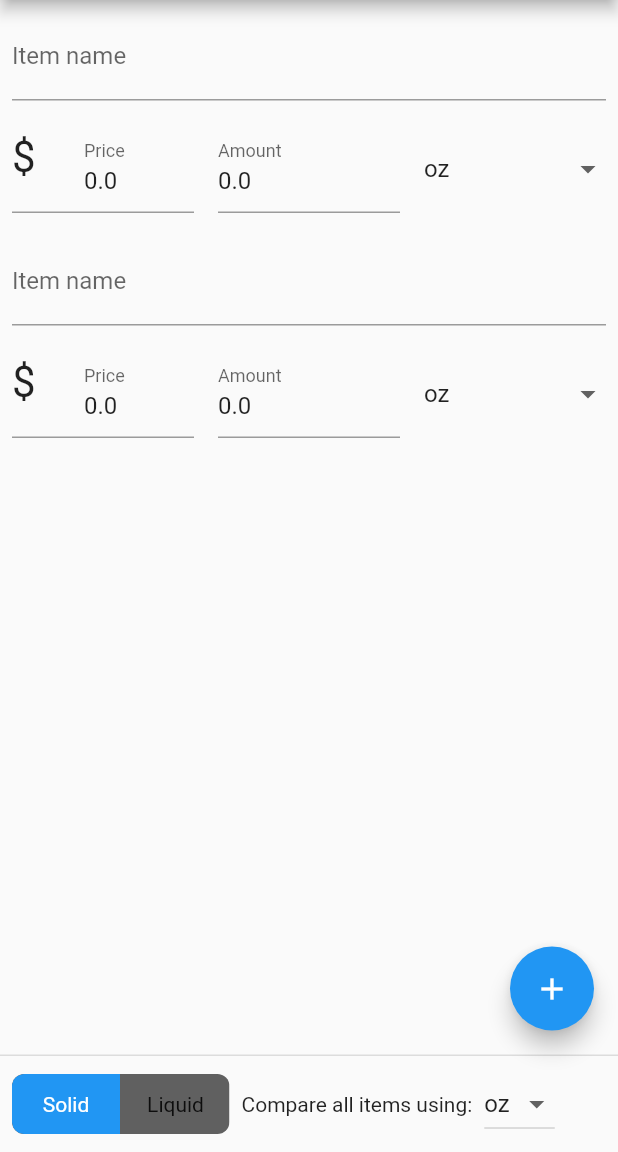
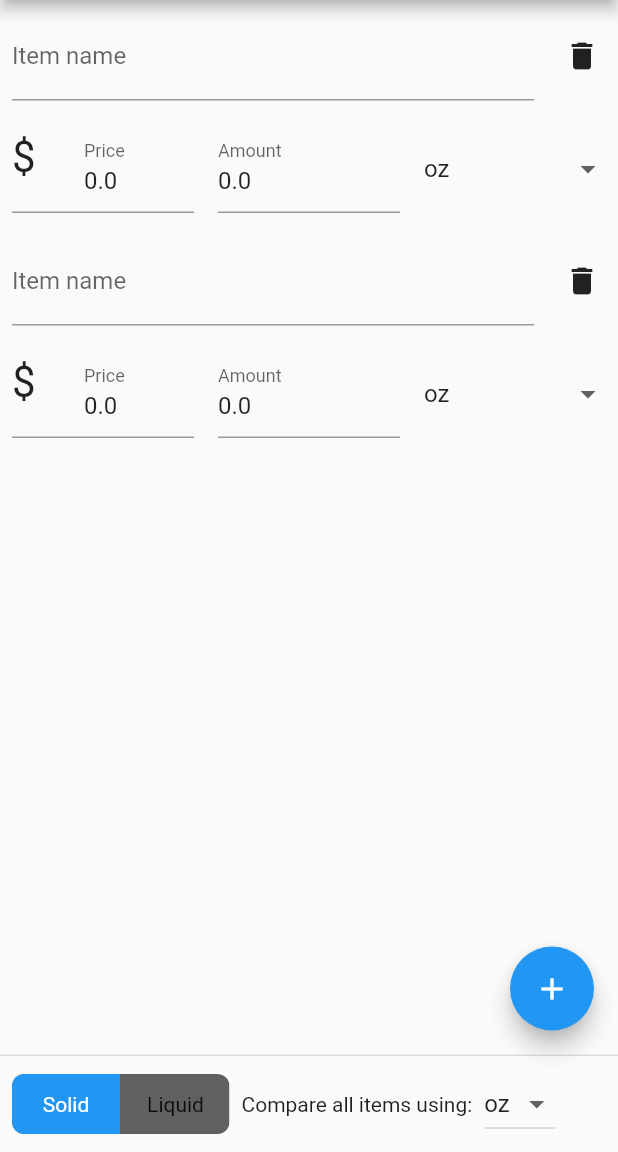
Before and after one commit to stephentigner/shopping_units, a Flutter app: the screen it shows after launch, on a phone screen of 412 x 824 dp, the part 84-1236 px from its top. Run offline on Flutter 3.47's test engine with Material 2 defaults, Android fonts, the phone set to English and light mode, and no system bars; drawn by our look-alikes of toggle_switch; missing offline and left inert: units_converter.

Commit message:
Added delete and undo functionality; renamed some classes from the initial names provided by "flutter create"

```diff
--- a/lib/main.dart
+++ b/lib/main.dart
@@ -1,3 +1,4 @@
+import 'dart:async';
 import 'dart:collection';
 
 import 'package:flutter/material.dart';
@@ -9,11 +10,11 @@ import 'package:shopping_units/widgets/comparison_item.dart';
 import 'package:toggle_switch/toggle_switch.dart';
 
 void main() {
-  runApp(const MyApp());
+  runApp(const ShoppingUnits());
 }
 
-class MyApp extends StatelessWidget {
-  const MyApp({super.key});
+class ShoppingUnits extends StatelessWidget {
+  const ShoppingUnits({super.key});
 
   // This widget is the root of your application.
   @override
@@ -32,13 +33,13 @@ class MyApp extends StatelessWidget {
         // is not restarted.
         primarySwatch: Colors.blue,
       ),
-      home: const MyHomePage(title: 'Price Comparison'),
+      home: const MainScreen(title: 'Price Comparison'),
     );
   }
 }
 
-class MyHomePage extends StatefulWidget {
-  const MyHomePage({super.key, required this.title});
+class MainScreen extends StatefulWidget {
+  const MainScreen({super.key, required this.title});
 
   // This widget is the home page of your application. It is stateful, meaning
   // that it has a State object (defined below) that contains fields that affect
@@ -52,10 +53,12 @@ class MyHomePage extends StatefulWidget {
   final String title;
 
   @override
-  State<MyHomePage> createState() => _MyHomePageState();
+  State<MainScreen> createState() => _MainScreenState();
 }
 
-class _MyHomePageState extends State<MyHomePage> {
+class _MainScreenState extends State<MainScreen> {
+  static const int _deletionNoticeTimeoutInSeconds = 30;
+
   final LinkedHashMap<UniqueKey, ItemDetails> _comparisonItems =
       LinkedHashMap<UniqueKey, ItemDetails>();
   bool _isFluidMeasure = false;
@@ -155,6 +158,38 @@ class _MyHomePageState extends State<MyHomePage> {
     });
   }
 
+  void _deleteItem(ItemDetails item) {
+    setState(() {
+      item.isDeleted = true;
+      if (_comparisonItems.values.where((item) => !item.isDeleted).length < 2) {
+        _addComparisonItem();
+      }
+      item.deletionNoticeTimeRemaining = _deletionNoticeTimeoutInSeconds;
+      //If there is an existing timer for this item, cancel it
+      item.deletionNoticeTimer?.cancel();
+      item.deletionNoticeTimer =
+          Timer.periodic(const Duration(seconds: 1), (timer) {
+        setState(() {
+          item.deletionNoticeTimeRemaining--;
+          if (item.deletionNoticeTimeRemaining <= 0) {
+            timer.cancel();
+            if (item.isDeleted) {
+              _comparisonItems.remove(item.key);
+            }
+          }
+        });
+      });
+    });
+  }
+
+  void _restoreItem(ItemDetails item) {
+    setState(() {
+      item.isDeleted = false;
+      item.deletionNoticeTimer?.cancel();
+      item.deletionNoticeTimeRemaining = 0;
+    });
+  }
+
   @override
   void initState() {
     _addComparisonItem();
@@ -176,6 +211,8 @@ class _MyHomePageState extends State<MyHomePage> {
                     details: e,
                     onChangedUnitDropdown: _changeUnitDropdown,
                     onBlurTextField: _changeTextField,
+                    onDeleteItem: _deleteItem,
+                    onRestoreItem: _restoreItem,
                   ))
               .toList(),
         ),
@@ -185,7 +222,7 @@ class _MyHomePageState extends State<MyHomePage> {
           children: [
             ToggleSwitch(
               totalSwitches: 2,
-              labels: ['Solid', 'Liquid'],
+              labels: const ['Solid', 'Liquid'],
               initialLabelIndex: _measureTypeIndex,
               onToggle: _toggleMeasureType,
             ),
--- a/lib/models/item_details.dart
+++ b/lib/models/item_details.dart
@@ -1,3 +1,5 @@
+import 'dart:async';
+
 import 'package:flutter/material.dart';
 import 'package:shopping_units/enums/unit_type.dart';
 import 'package:shopping_units/utils/unit_conversions.dart';
@@ -6,6 +8,10 @@ class ItemDetails {
   bool _isFluidMeasure = false;
 
   UniqueKey key = UniqueKey();
+  bool isDeleted = false;
+  int deletionNoticeTimeRemaining = 0;
+  Timer? deletionNoticeTimer;
+
   String name = "";
   double packagePrice = 0.0;
   double packageUnitsAmount = 0.0;
--- a/lib/utils/application_strings.dart
+++ b/lib/utils/application_strings.dart
@@ -6,4 +6,7 @@ class ApplicationStrings {
   static const packageUnitsAmountLabel = "Amount";
 
   static const standardizedUnitsLabel = "Compare all items using:";
+
+  static const deletedItemLabel = "Item deleted";
+  static const restoreItemLabel = "Undo";
 }
--- a/lib/widgets/comparison_item.dart
+++ b/lib/widgets/comparison_item.dart
@@ -10,12 +10,16 @@ class ComparisonItem extends StatelessWidget {
   final void Function(ItemDetails, ComparisonItemField, UnitType?)
       onChangedUnitDropdown;
   final void Function(ItemDetails, ComparisonItemField, String) onBlurTextField;
+  final void Function(ItemDetails) onDeleteItem;
+  final void Function(ItemDetails) onRestoreItem;
 
   ComparisonItem(
       {Key? key,
       required this.details,
       required this.onChangedUnitDropdown,
-      required this.onBlurTextField})
+      required this.onBlurTextField,
+      required this.onDeleteItem,
+      required this.onRestoreItem})
       : super(key: key);
 
   //TextEditingControllers
@@ -44,6 +48,33 @@ class ComparisonItem extends StatelessWidget {
   Widget build(BuildContext context) {
     _initControllers();
 
+    if (details.isDeleted) {
+      return Column(
+        mainAxisAlignment: MainAxisAlignment.start,
+        children: [
+          Row(
+            mainAxisAlignment: MainAxisAlignment.spaceBetween,
+            children: [
+              const Padding(
+                padding: EdgeInsets.all(8.0),
+                child: Expanded(
+                  child: Text(
+                    ApplicationStrings.deletedItemLabel,
+                    textScaleFactor: 1.5,
+                  ),
+                ),
+              ),
+              TextButton(
+                  onPressed: () => onRestoreItem(details),
+                  child: Text(
+                    "${ApplicationStrings.restoreItemLabel} (${details.deletionNoticeTimeRemaining})",
+                    textScaleFactor: 1.5,
+                  ))
+            ],
+          )
+        ],
+      );
+    } else {
       return Column(
         mainAxisAlignment: MainAxisAlignment.start,
         children: [
@@ -58,11 +89,14 @@ class ComparisonItem extends StatelessWidget {
                     decoration: const InputDecoration(
                       labelText: ApplicationStrings.itemNameLabel,
                     ),
-                  onChanged: (value) =>
-                      onBlurTextField(details, ComparisonItemField.name, value),
+                    onChanged: (value) => onBlurTextField(
+                        details, ComparisonItemField.name, value),
                   ),
                 ),
               ),
+              IconButton(
+                  onPressed: () => onDeleteItem(details),
+                  icon: const Icon(Icons.delete))
             ],
           ),
           Row(children: [
@@ -152,3 +186,4 @@ class ComparisonItem extends StatelessWidget {
       );
     }
   }
+}
```
Lines whose indentation alone changed are shown as unchanged.
